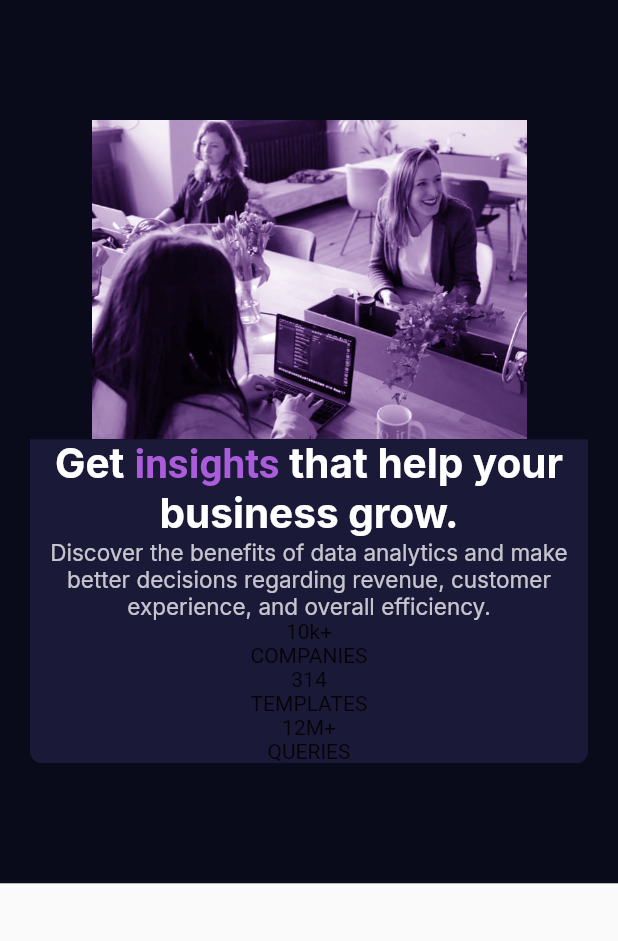
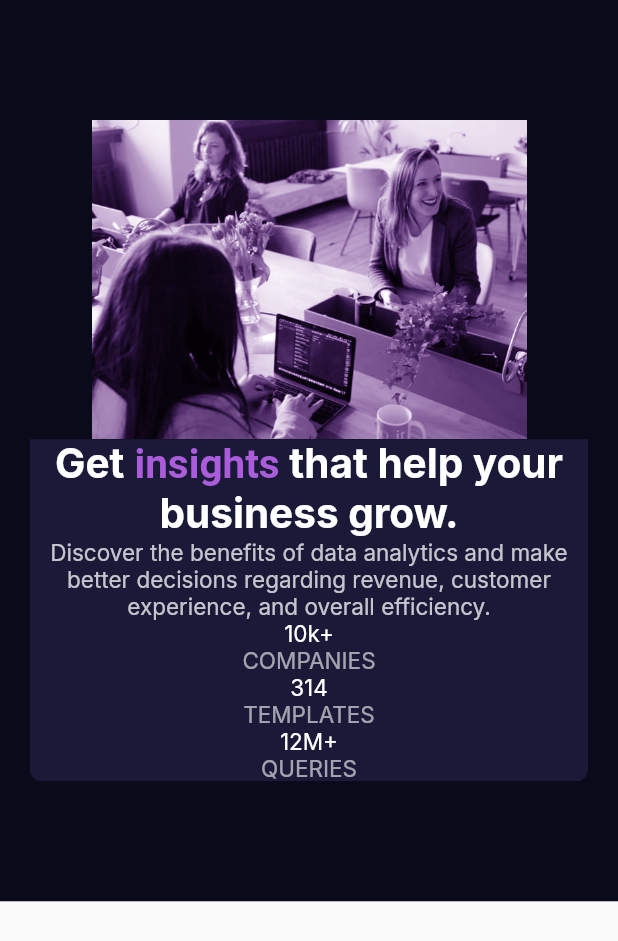
Before and after one commit to romofel/fm-stats_preview_card_component-flutter, a Flutter app: the screen it shows after launch, on a phone screen of 412 x 824 dp. Shown: the top 941 px of the screen. Run offline on Flutter 3.47's test engine with Material 2 defaults, Android fonts, the phone set to English and light mode, and no system bars; our stand-ins replace google_fonts.

Commit message:
Style stats

```diff
--- a/lib/pages/home_page.dart
+++ b/lib/pages/home_page.dart
@@ -66,20 +66,68 @@ class HomePage extends StatelessWidget {
                         children: <Widget>[
                           Column(
                             children: <Widget>[
-                              Text('10k+'),
-                              Text('COMPANIES'),
+                              Text('10k+',
+                                  textAlign: TextAlign.center,
+                                  style: GoogleFonts.inter(
+                                    textStyle: TextStyle(
+                                      color: kStatsColor.toColor(),
+                                      fontSize: kBodyCopyFontSize,
+                                      fontWeight: FontWeight.w400,
+                                    ),
+                                  )),
+                              Text('COMPANIES',
+                                  textAlign: TextAlign.center,
+                                  style: GoogleFonts.inter(
+                                    textStyle: TextStyle(
+                                      color: kStatHeadingsColor.toColor(),
+                                      fontSize: kBodyCopyFontSize,
+                                      fontWeight: FontWeight.w400,
+                                    ),
+                                  )),
                             ],
                           ),
                           Column(
                             children: <Widget>[
-                              Text('314'),
-                              Text('TEMPLATES'),
+                              Text('314',
+                                  textAlign: TextAlign.center,
+                                  style: GoogleFonts.inter(
+                                    textStyle: TextStyle(
+                                      color: kStatsColor.toColor(),
+                                      fontSize: kBodyCopyFontSize,
+                                      fontWeight: FontWeight.w400,
+                                    ),
+                                  )),
+                              Text('TEMPLATES',
+                                  textAlign: TextAlign.center,
+                                  style: GoogleFonts.inter(
+                                    textStyle: TextStyle(
+                                      color: kStatHeadingsColor.toColor(),
+                                      fontSize: kBodyCopyFontSize,
+                                      fontWeight: FontWeight.w400,
+                                    ),
+                                  )),
                             ],
                           ),
                           Column(
                             children: <Widget>[
-                              Text('12M+'),
-                              Text('QUERIES'),
+                              Text('12M+',
+                                  textAlign: TextAlign.center,
+                                  style: GoogleFonts.inter(
+                                    textStyle: TextStyle(
+                                      color: kStatsColor.toColor(),
+                                      fontSize: kBodyCopyFontSize,
+                                      fontWeight: FontWeight.w400,
+                                    ),
+                                  )),
+                              Text('QUERIES',
+                                  textAlign: TextAlign.center,
+                                  style: GoogleFonts.inter(
+                                    textStyle: TextStyle(
+                                      color: kStatHeadingsColor.toColor(),
+                                      fontSize: kBodyCopyFontSize,
+                                      fontWeight: FontWeight.w400,
+                                    ),
+                                  )),
                             ],
                           ),
                         ],
```
